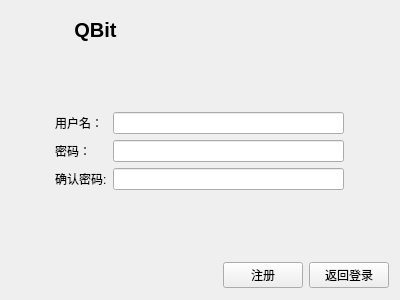
Old version of the form res/qbit.dialog/Login/loginDialog.ui in the repository administratortion/QBit_Desktop.
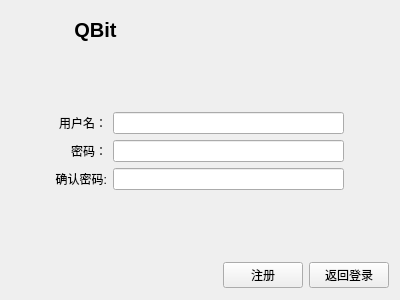
New version of the form. The open tabs and pages were chosen to show the change.

Diff of the .ui file:
```diff
--- a/res/qbit.dialog/Login/loginDialog.ui
+++ b/res/qbit.dialog/Login/loginDialog.ui
@@ -222,6 +222,9 @@
         <property name="text">
          <string>用户名：</string>
         </property>
+        <property name="alignment">
+         <set>Qt::AlignRight|Qt::AlignTrailing|Qt::AlignVCenter</set>
+        </property>
        </widget>
       </item>
       <item row="5" column="1" colspan="2">
@@ -242,6 +245,9 @@
         <property name="text">
          <string>确认密码:</string>
         </property>
+        <property name="alignment">
+         <set>Qt::AlignRight|Qt::AlignTrailing|Qt::AlignVCenter</set>
+        </property>
        </widget>
       </item>
       <item row="1" column="1" colspan="2">
@@ -265,6 +271,9 @@
         <property name="text">
          <string>密码：</string>
         </property>
+        <property name="alignment">
+         <set>Qt::AlignRight|Qt::AlignTrailing|Qt::AlignVCenter</set>
+        </property>
        </widget>
       </item>
       <item row="3" column="3">
```
Left out of the diff: 4 changed lines with no effect on the pictures.
